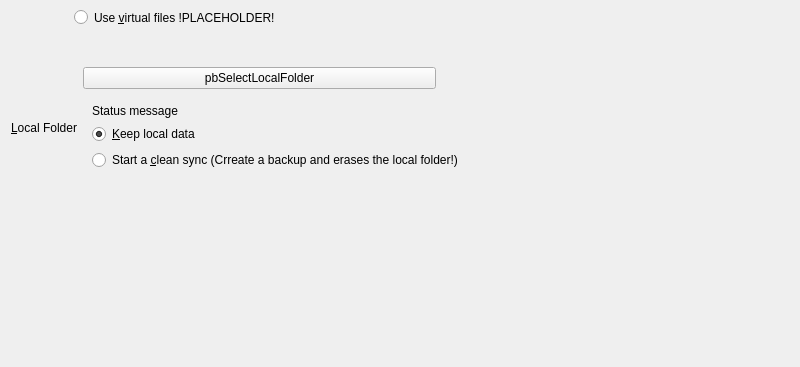
nextcloud/desktop, file src/gui/wizard/owncloudadvancedsetuppage.ui: the form before one commit; both pictures show x 0 to 800 and y 233 to 600 of the 800 by 600 pixel window.
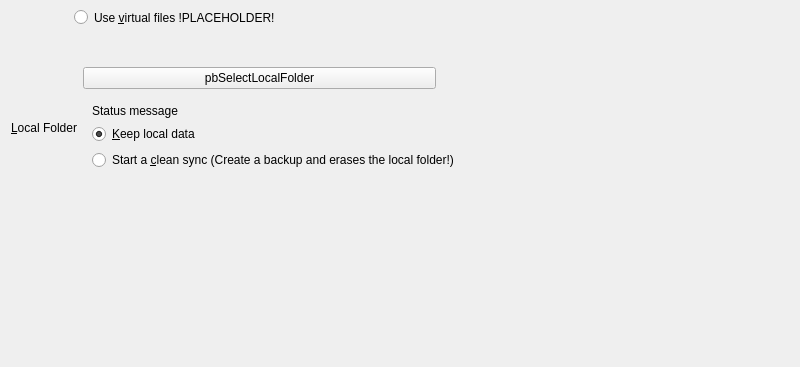
The form after the commit. The open tabs and pages were chosen to show the change. Icons and pictures are not drawn. Custom widgets are drawn as their Qt base class.

The edit to the form file:
```diff
--- a/src/gui/wizard/owncloudadvancedsetuppage.ui
+++ b/src/gui/wizard/owncloudadvancedsetuppage.ui
@@ -469,7 +469,7 @@
                <string>&lt;html&gt;&lt;head/&gt;&lt;body&gt;&lt;p&gt;If this box is checked, existing content in the local folder will be erased to start a clean sync from the server.&lt;/p&gt;&lt;p&gt;Do not check this if the local content should be uploaded to the servers folder.&lt;/p&gt;&lt;/body&gt;&lt;/html&gt;</string>
               </property>
               <property name="text">
-               <string>Start a &amp;clean sync (Crreate a backup and erases the local folder!)</string>
+               <string>Start a &amp;clean sync (Create a backup and erases the local folder!)</string>
               </property>
               <property name="checkable">
                <bool>true</bool>
```
